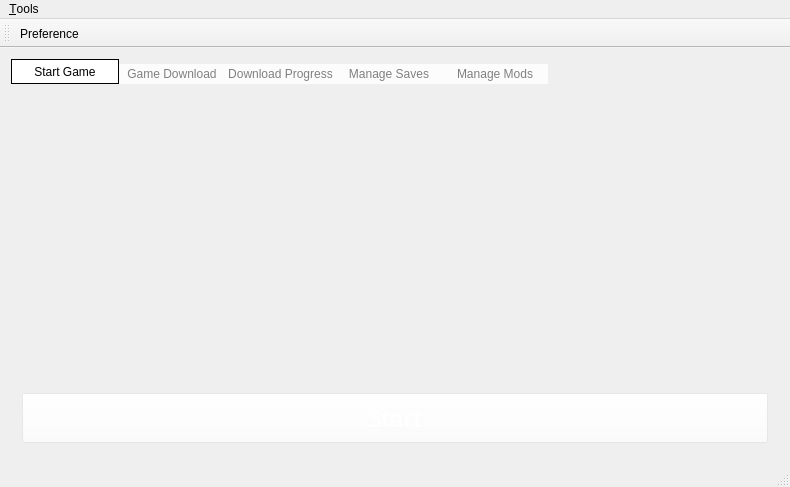
Qt form Kaminec/UI/kamineclauncher.ui (kaniol-lck/Kaminec) before a commit.
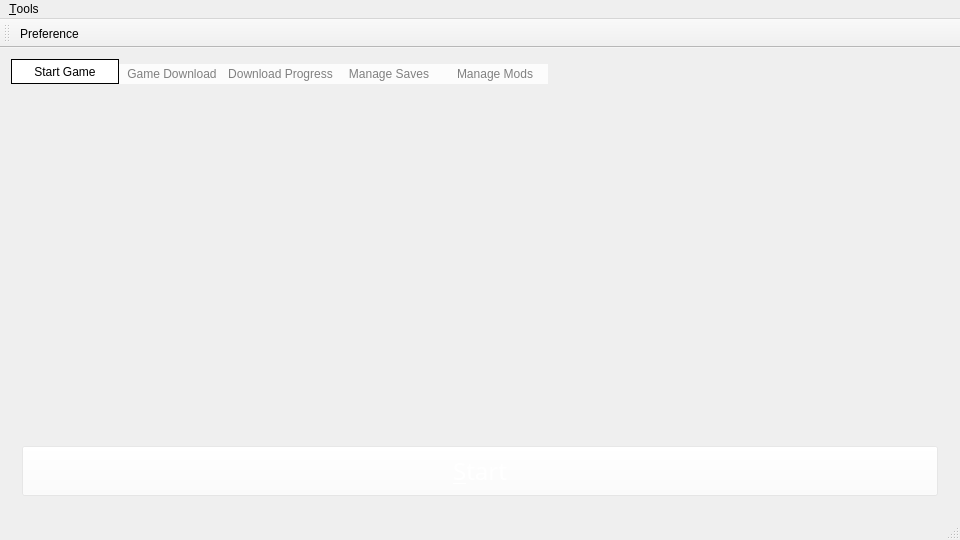
The same form after that commit.

Patch:
```diff
--- a/Kaminec/UI/kamineclauncher.ui
+++ b/Kaminec/UI/kamineclauncher.ui
@@ -6,8 +6,8 @@
    <rect>
     <x>0</x>
     <y>0</y>
-    <width>790</width>
-    <height>487</height>
+    <width>960</width>
+    <height>540</height>
    </rect>
   </property>
   <property name="sizePolicy">
@@ -238,7 +238,7 @@
     <rect>
      <x>0</x>
      <y>0</y>
-     <width>790</width>
+     <width>960</width>
      <height>22</height>
     </rect>
    </property>
```
